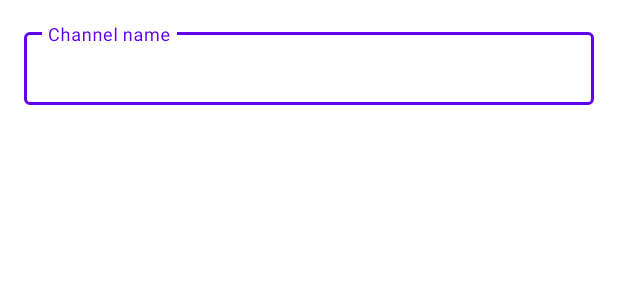
After one commit to raheemadamboev/friend-chat, an Android app: the layout dialog_channel_name.xml on its own in the app's theme, with its tools: preview values and no code run, on a phone screen of 412 x 824 dp. The commit adds this screen. Shown: the top 300 px of the screen. Run offline under Robolectric (Android 15) with nearby library versions, the phone set to English and light mode, and no system bars.

Commit message:
ui layouts and strings

```diff
--- /dev/null
+++ b/app/src/main/res/layout/dialog_channel_name.xml
@@ -0,0 +1,21 @@
+<?xml version="1.0" encoding="utf-8"?>
+<androidx.constraintlayout.widget.ConstraintLayout xmlns:android="http://schemas.android.com/apk/res/android"
+    xmlns:app="http://schemas.android.com/apk/res-auto"
+    android:layout_width="match_parent"
+    android:layout_height="wrap_content"
+    android:padding="16dp">
+
+    <com.google.android.material.textfield.TextInputLayout
+        android:id="@+id/channel_name_field"
+        style="@style/Widget.MaterialComponents.TextInputLayout.OutlinedBox.Dense"
+        android:layout_width="match_parent"
+        android:layout_height="wrap_content"
+        android:hint="@string/channel_name"
+        app:layout_constraintBottom_toBottomOf="parent"
+        app:layout_constraintTop_toTopOf="parent">
+
+        <com.google.android.material.textfield.TextInputEditText
+            android:layout_width="match_parent"
+            android:layout_height="match_parent" />
+    </com.google.android.material.textfield.TextInputLayout>
+</androidx.constraintlayout.widget.ConstraintLayout>
--- a/app/src/main/res/values-night/themes.xml
+++ /dev/null
@@ -1,16 +0,0 @@
-<resources xmlns:tools="http://schemas.android.com/tools">
-    <!-- Base application theme. -->
-    <style name="Theme.FriendChat" parent="Theme.MaterialComponents.DayNight.DarkActionBar">
-        <!-- Primary brand color. -->
-        <item name="colorPrimary">@color/purple_200</item>
-        <item name="colorPrimaryVariant">@color/purple_700</item>
-        <item name="colorOnPrimary">@color/black</item>
-        <!-- Secondary brand color. -->
-        <item name="colorSecondary">@color/teal_200</item>
-        <item name="colorSecondaryVariant">@color/teal_200</item>
-        <item name="colorOnSecondary">@color/black</item>
-        <!-- Status bar color. -->
-        <item name="android:statusBarColor" tools:targetApi="l">?attr/colorPrimaryVariant</item>
-        <!-- Customize your theme here. -->
-    </style>
-</resources>
--- a/app/src/main/res/values/themes.xml
+++ b/app/src/main/res/values/themes.xml
@@ -12,5 +12,6 @@
         <!-- Status bar color. -->
         <item name="android:statusBarColor" tools:targetApi="l">?attr/colorPrimaryVariant</item>
         <!-- Customize your theme here. -->
+        <item name="android:forceDarkAllowed" tools:targetApi="q">false</item>
     </style>
 </resources>
```
Also changed, not shown: app/src/main/res/layout/activity_main.xml (+5 -12 lines), app/src/main/res/layout/fragment_channel.xml (added, +19 -0 lines), app/src/main/res/layout/fragment_chat.xml (added, +25 -0 lines), app/src/main/res/layout/fragment_login.xml (added, +57 -0 lines), app/src/main/res/values/strings.xml (+16 -0 lines).
